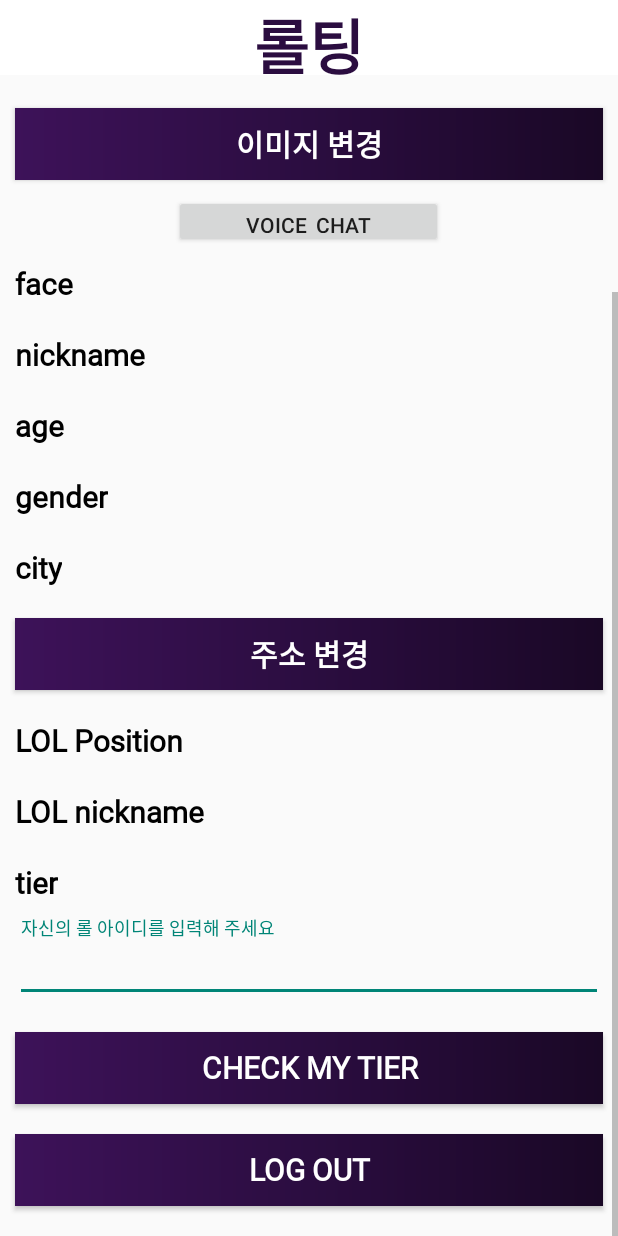
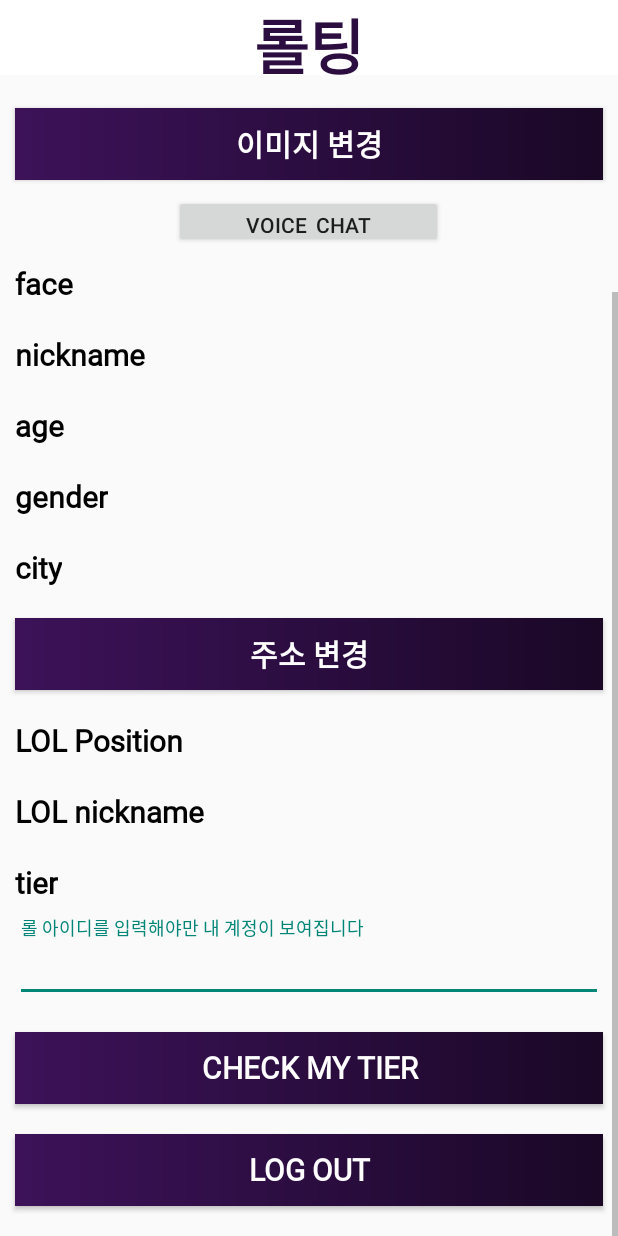
Before and after one commit to Tesssssssssy/Android-LOLTING, an Android app: the layout activity_my_page.xml on its own in the app's theme, with its tools: preview values and no code run, scrolled down 156 dp, on a phone screen of 412 x 824 dp. Run offline under Robolectric (Android 15) with nearby library versions, the phone set to English and light mode, and no system bars; Roboto replaces fonts that are not available here.

Commit message:
롤 계정 필수

```diff
--- a/app/src/main/res/layout/activity_my_page.xml
+++ b/app/src/main/res/layout/activity_my_page.xml
@@ -181,7 +181,7 @@
                     android:layout_height="wrap_content"
                     android:layout_margin="10dp"
                     android:fontFamily="@font/jalnan"
-                    android:hint="자신의 롤 아이디를 입력해 주세요" />
+                    android:hint="롤 아이디를 입력해야만 내 계정이 보여집니다" />
             </com.google.android.material.textfield.TextInputLayout>
 
             <Button
```
